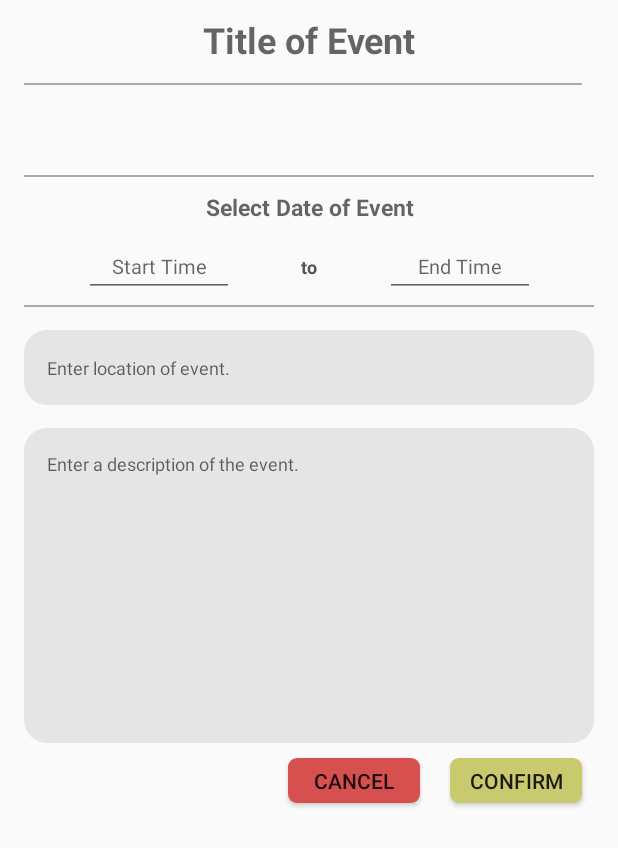
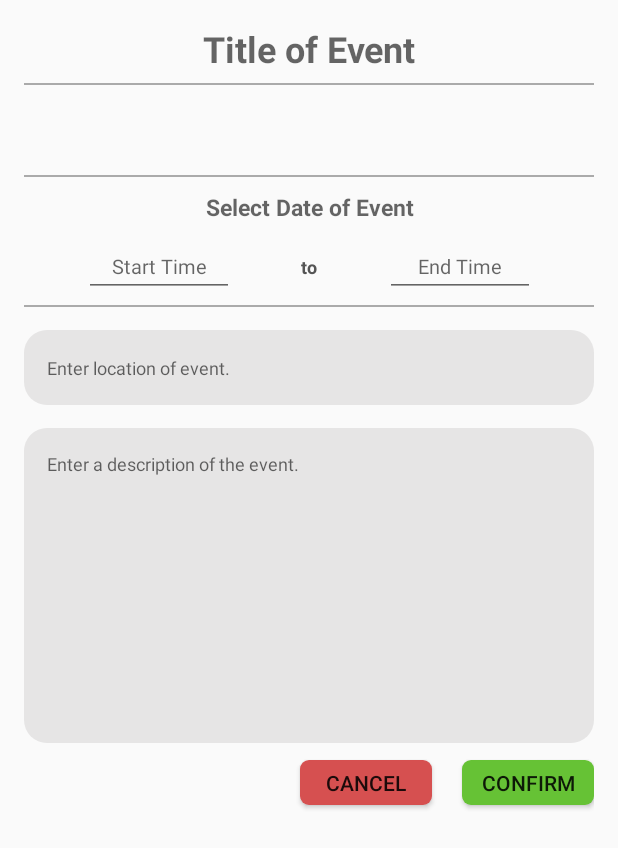
Before and after one commit to anguy95/FreeFoodFinder, an Android app: the layout confirm_event_activity.xml on its own in the app's theme, with its tools: preview values and no code run, on a phone screen of 412 x 824 dp. Shown: the top 848 px of the screen. Run offline under Robolectric (Android 15) with nearby library versions, the phone set to English and light mode, and no system bars.

Commit message:
Tweaked UI.

```diff
--- a/app/src/main/java/andrewnguy/com/freefoodfinder/TimePickerFragment.java
+++ b/app/src/main/java/andrewnguy/com/freefoodfinder/TimePickerFragment.java
@@ -40,6 +40,8 @@ public class TimePickerFragment extends DialogFragment implements TimePickerDial
         else if (datetime.get(Calendar.AM_PM) == Calendar.PM)
             am_pm = "PM";
 
+
+
         if (hourOfDay > 12){
             hourOfDay = hourOfDay-12;
         }
--- a/app/src/main/res/drawable/confirm_activity_confirm_button.xml
+++ b/app/src/main/res/drawable/confirm_activity_confirm_button.xml
@@ -1,6 +1,6 @@
 <?xml version="1.0" encoding="UTF-8"?>
 <shape xmlns:android="http://schemas.android.com/apk/res/android">
-    <solid android:color="@color/colorPrimary"/>
+    <solid android:color="#66c235"/>
     <corners android:radius="6dip"/>
     <padding android:left="5dip" android:top="2dip" android:right="5dip" android:bottom="2dip" />
 </shape>
--- a/app/src/main/res/layout/activity_main_content.xml
+++ b/app/src/main/res/layout/activity_main_content.xml
@@ -11,7 +11,7 @@
     <andrewnguy.com.freefoodfinder.SlidingTabLayout
         android:id="@+id/tabs"
         android:layout_width="match_parent"
-        android:layout_height="wrap_content"
+        android:layout_height="45dp"
         android:background="@color/colorPrimary"
         android:elevation="2dp" />
 
--- a/app/src/main/res/layout/confirm_event_activity.xml
+++ b/app/src/main/res/layout/confirm_event_activity.xml
@@ -19,13 +19,15 @@
         android:textAlignment="center"
         android:textSize="24sp"
         android:textStyle="bold"
+        android:ellipsize="start"
+        android:gravity="center"
         android:textCursorDrawable="@null"
-        android:gravity="start"
         android:background="@android:color/transparent"
         android:layout_alignParentTop="false"
         android:layout_alignParentStart="true"
         android:layout_alignEnd="@+id/confirm_event_activity_location_description"
-        android:layout_alignParentEnd="true"/>
+        android:layout_alignParentEnd="true"
+        android:autoText="false" />
 
     <View
         android:id="@+id/view"
@@ -100,12 +102,11 @@
         android:id="@+id/confirm_event_activity_confirm_button"
         android:layout_width="wrap_content"
         android:layout_height="30dp"
-        android:layout_marginTop="10dp"
-        android:layout_marginEnd="8dp"
+        android:layout_marginTop="11dp"
         android:text="@string/confirm_button"
         android:background="@drawable/confirm_activity_confirm_button"
         android:layout_below="@+id/confirm_event_activity_event_description"
-        android:layout_alignEnd="@+id/confirm_event_activity_event_description"/>
+        android:layout_alignEnd="@+id/confirm_event_activity_event_description" />
 
     <Button
         android:id="@+id/confirm_event_activity_cancel_button"
--- a/app/src/main/res/values/colors.xml
+++ b/app/src/main/res/values/colors.xml
@@ -1,6 +1,6 @@
 <?xml version="1.0" encoding="utf-8"?>
 <resources>
-    <color name="colorPrimary">#C9C96E</color>
-    <color name="colorPrimaryDark">#A5A558</color>
-    <color name="tabsScrollColor">#a5a558</color>
+    <color name="colorPrimary">#BB4144</color>
+    <color name="colorPrimaryDark">#8e3134</color>
+    <color name="tabsScrollColor">#8e3134</color>
 </resources>
```
Also changed, not shown: app/src/main/AndroidManifest.xml (+6 -3 lines), app/src/main/java/andrewnguy/com/freefoodfinder/ConfirmEventActivity.java (+8 -2 lines), app/src/main/res/layout/activity_main.xml (+5 -2 lines), app/src/main/res/drawable/free_food_logo.png (added).
